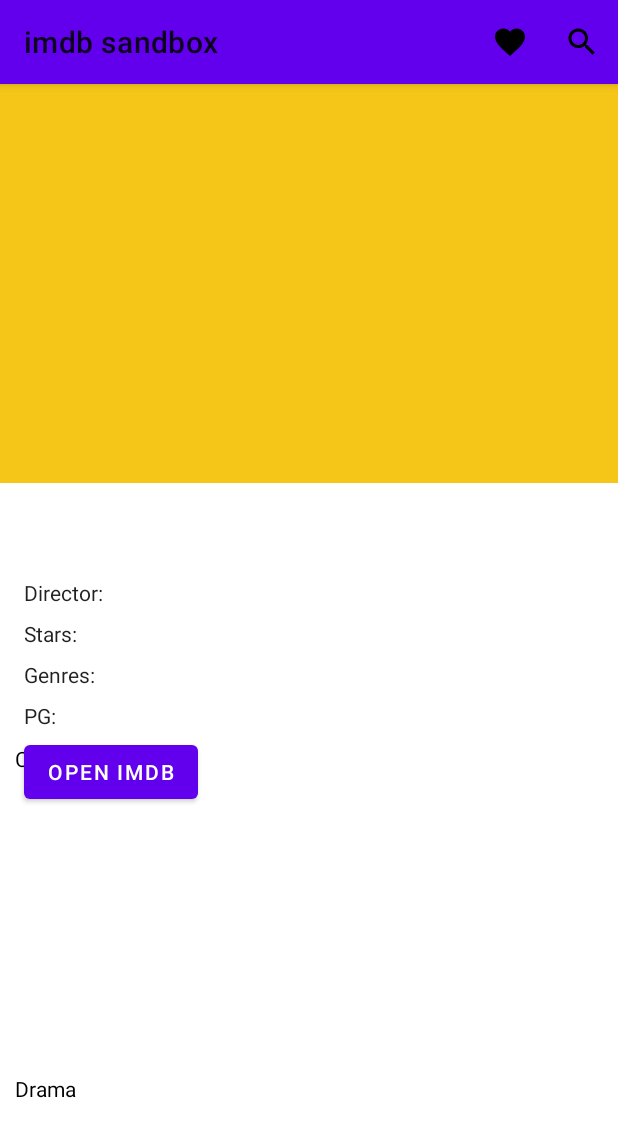
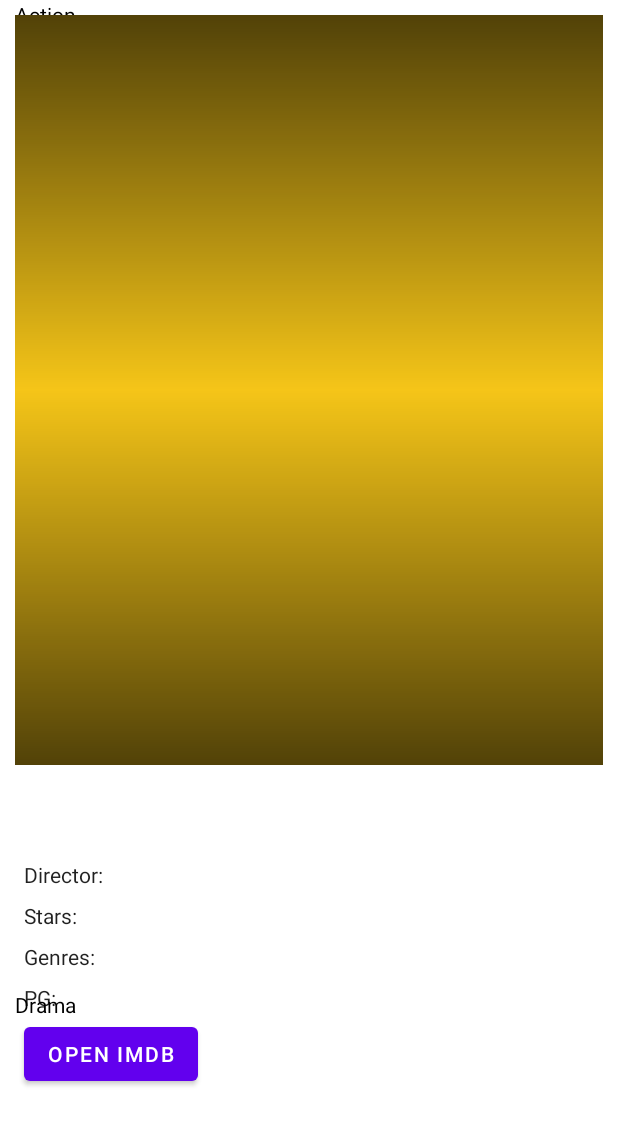
Before and after one commit to aashuprasad/imdb-clone-mvvm, an Android app: the fragment DetailFragment placed in its activity, on a phone screen of 412 x 824 dp. Shown: the top 1137 px of the screen. Run offline under Robolectric (Android 15) with nearby library versions, the phone set to English and light mode, and no system bars; our stand-ins replace data binding; pictures from the network do not load; 14 statements that could not run were skipped.

Commit message:
detail view xml

```diff
--- a/app/src/main/java/com/example/imdbsandbox/detail/DetailFragment.kt
+++ b/app/src/main/java/com/example/imdbsandbox/detail/DetailFragment.kt
@@ -5,6 +5,7 @@ import android.os.Bundle
 import android.view.LayoutInflater
 import android.view.View
 import android.view.ViewGroup
+import androidx.appcompat.app.AppCompatActivity
 import androidx.fragment.app.Fragment
 import androidx.lifecycle.ViewModelProvider
 import com.example.imdbsandbox.WebActivity
@@ -18,6 +19,8 @@ class DetailFragment : Fragment(), DetailOnClickListener {
     ): View? {
         val application = requireNotNull(activity).application
         val binding = FragmentDetailBinding.inflate(inflater)
+        (activity as AppCompatActivity).supportActionBar?.hide()
+
         binding.lifecycleOwner = this
 
         val movie = DetailFragmentArgs.fromBundle(requireArguments()).selectedMovie
@@ -34,4 +37,10 @@ class DetailFragment : Fragment(), DetailOnClickListener {
         intent.putExtra("URL", url)
         context?.startActivity(intent)
     }
+
+    override fun onDestroyView() {
+        super.onDestroyView()
+        (activity as AppCompatActivity).supportActionBar?.show()
+
+    }
 }
--- a/app/src/main/res/layout/fragment_detail.xml
+++ b/app/src/main/res/layout/fragment_detail.xml
@@ -23,8 +23,10 @@
         <ImageView
             android:id="@+id/tv_movieImage"
             android:layout_width="0dp"
-            android:layout_height="266dp"
+            android:layout_height="500dp"
+            android:layout_margin="10dp"
             android:background="#f5c518"
+            android:foreground="@drawable/gradient_shape"
             android:scaleType="fitXY"
             app:imageUrl="@{viewModel.selectedMovie.imgSrcUrl}"
             app:layout_constraintEnd_toEndOf="parent"
```
